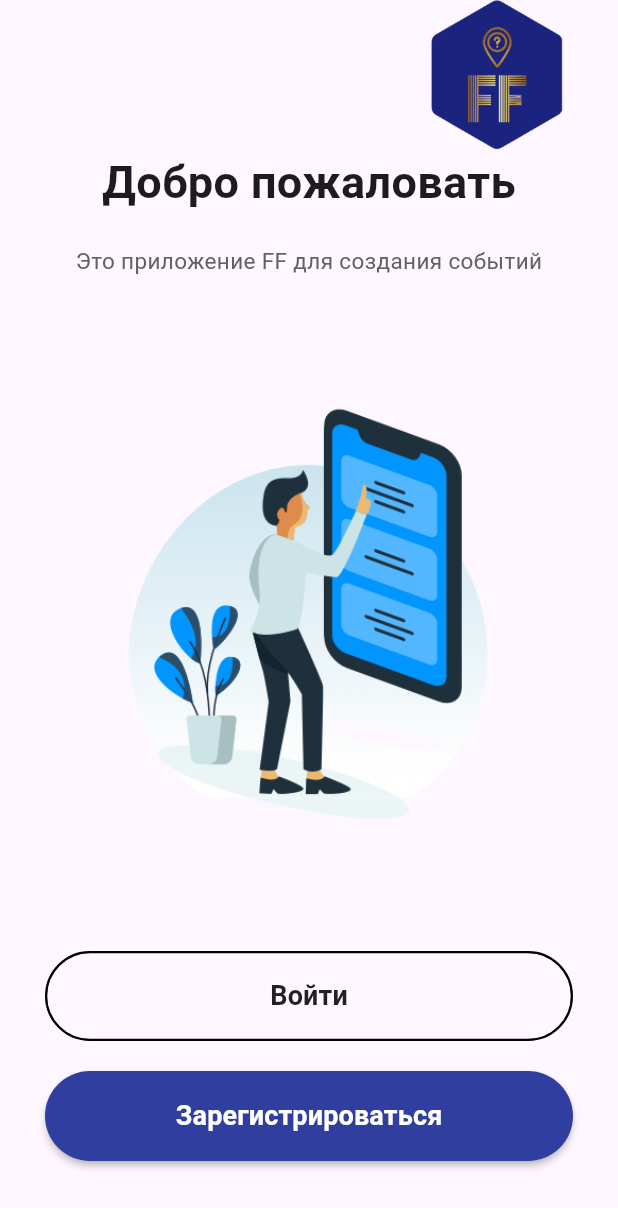
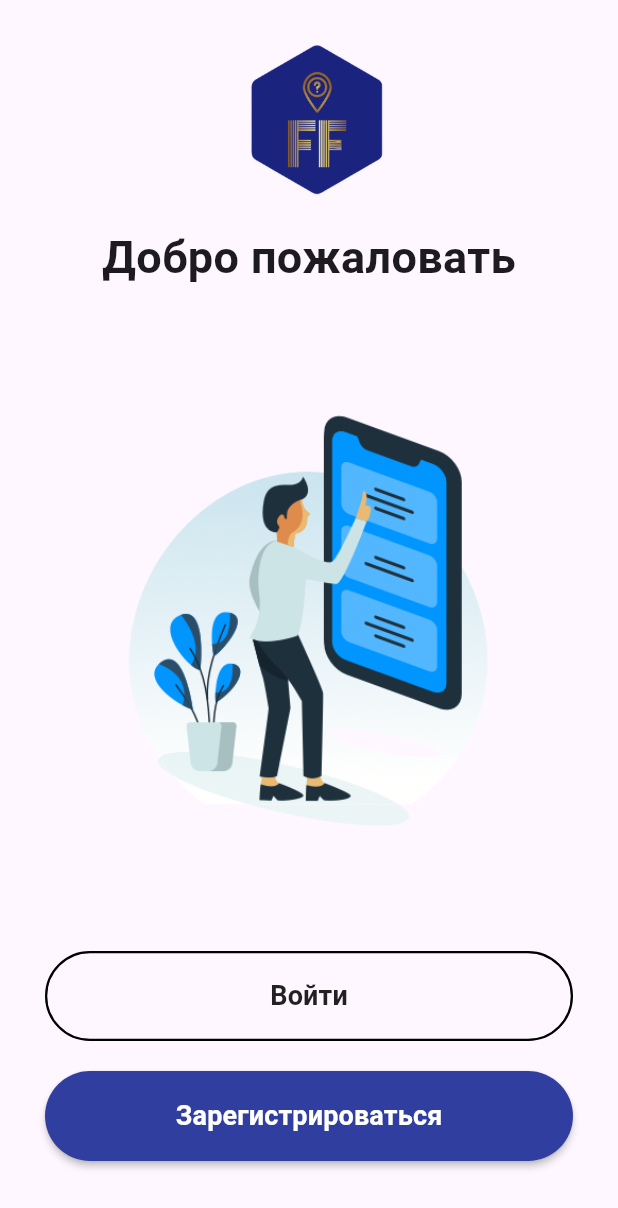
Before and after one commit to Mrx112426/FF, a Flutter app: the screen it shows after launch, on a phone screen of 412 x 824 dp. Shown: the top 1208 px of the screen. Run offline on Flutter 3.47's test engine with Material 3 defaults, Android fonts, the phone set to English and light mode, and no system bars.

Commit message:
Change homepage

```diff
--- a/lib/homepage.dart
+++ b/lib/homepage.dart
@@ -11,8 +11,8 @@ class HomePage extends StatelessWidget {
         child: Stack(
           children: <Widget>[
             Positioned(
-              top: 0,
-              right: 30,
+              top: 30,
+              right: 150,
               child: Container(
                 width: 100,
                 height: 100,
@@ -35,7 +35,7 @@ class HomePage extends StatelessWidget {
                   Column(
                     children: <Widget>[
                       SizedBox(
-                        height: 50,
+                        height: 100,
                       ),
                       Text(
                         "Добро пожаловать",
@@ -44,17 +44,7 @@ class HomePage extends StatelessWidget {
                           fontSize: 30,
                         ),
                       ),
-                      SizedBox(
-                        height: 20,
-                      ),
-                      Text(
-                        "Это приложение FF для создания событий",
-                        textAlign: TextAlign.center,
-                        style: TextStyle(
-                          color: Colors.grey[700],
-                          fontSize: 15,
-                        ),
-                      )
+
                     ],
                   ),
                   Container(
```
